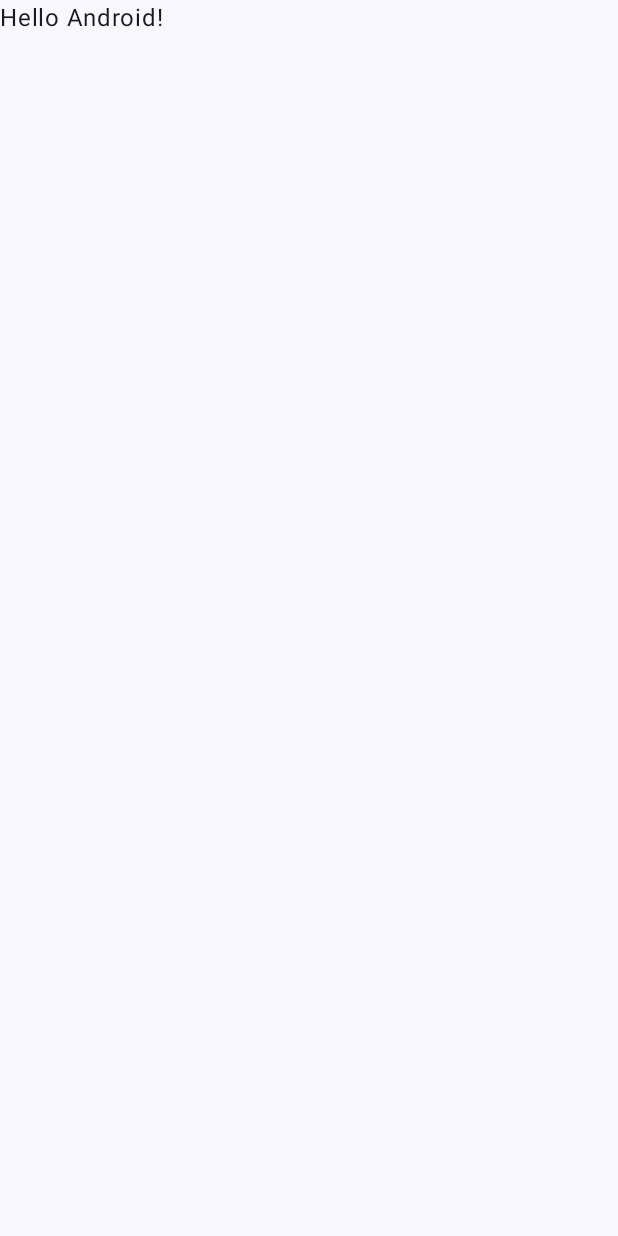
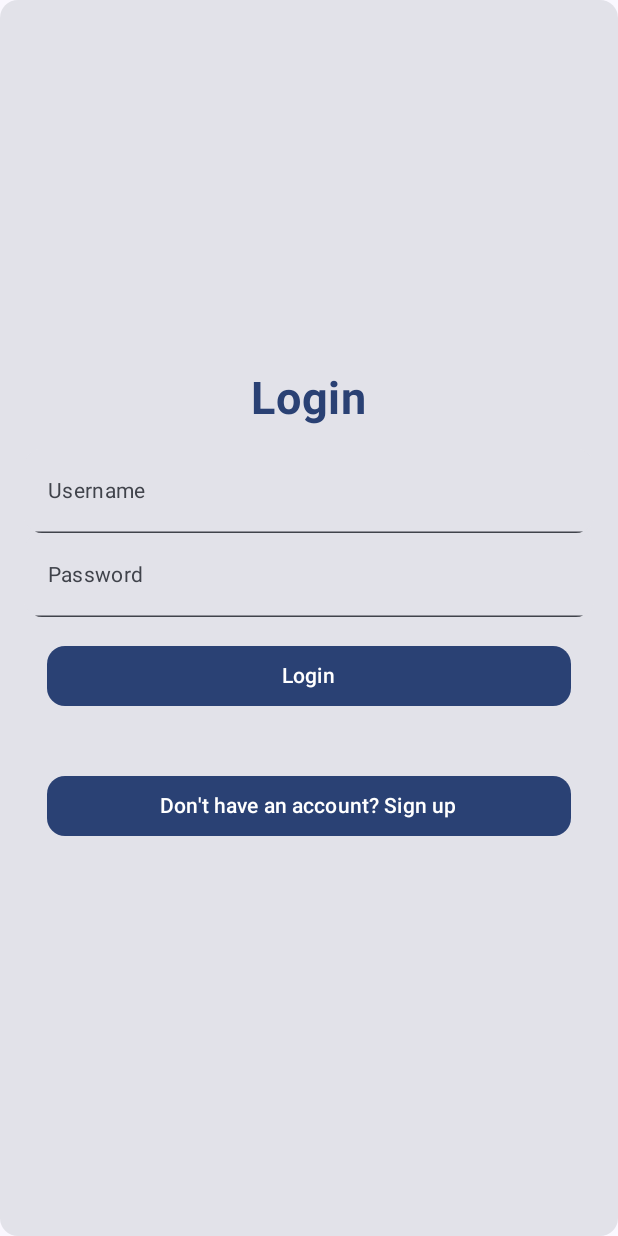
Before and after one commit to yigitozman/WalletEase, an Android app built with Jetpack Compose: the screen it shows after launch (MainActivity), on a phone screen of 412 x 824 dp. Before the commit the screen is almost empty. Run offline under Robolectric (Android 15) with nearby library versions, the phone set to English and light mode, and no system bars; our stand-ins replace Room's generated code.

Commit message:
Added Login and SignUp Screens with local db for now.

```diff
--- a/app/build.gradle.kts
+++ b/app/build.gradle.kts
@@ -1,6 +1,7 @@
 plugins {
     alias(libs.plugins.android.application)
     alias(libs.plugins.jetbrains.kotlin.android)
+    id("kotlin-kapt")
 }
 
 android {
@@ -59,6 +60,10 @@ dependencies {
     implementation(libs.androidx.ui.graphics)
     implementation(libs.androidx.ui.tooling.preview)
     implementation(libs.androidx.material3)
+    implementation(libs.androidx.room.common)
+    implementation(libs.androidx.room.ktx)
+    implementation(libs.androidx.navigation.runtime.ktx)
+    implementation(libs.androidx.navigation.compose)
     testImplementation(libs.junit)
     androidTestImplementation(libs.androidx.junit)
     androidTestImplementation(libs.androidx.espresso.core)
@@ -66,4 +71,5 @@ dependencies {
     androidTestImplementation(libs.androidx.ui.test.junit4)
     debugImplementation(libs.androidx.ui.tooling)
     debugImplementation(libs.androidx.ui.test.manifest)
+    kapt("androidx.room:room-compiler:2.6.1")
 }
--- a/app/src/main/java/com/example/walletease/MainActivity.kt
+++ b/app/src/main/java/com/example/walletease/MainActivity.kt
@@ -6,24 +6,48 @@ import androidx.activity.compose.setContent
 import androidx.activity.enableEdgeToEdge
 import androidx.compose.foundation.layout.fillMaxSize
 import androidx.compose.foundation.layout.padding
+import androidx.compose.material3.MaterialTheme
 import androidx.compose.material3.Scaffold
+import androidx.compose.material3.Surface
 import androidx.compose.material3.Text
 import androidx.compose.runtime.Composable
 import androidx.compose.ui.Modifier
 import androidx.compose.ui.tooling.preview.Preview
+import androidx.lifecycle.viewmodel.compose.viewModel
+import androidx.navigation.NavType
+import androidx.navigation.compose.NavHost
+import androidx.navigation.compose.composable
+import androidx.navigation.compose.rememberNavController
+import androidx.navigation.navArgument
+import androidx.room.Room
+import androidx.room.Room.databaseBuilder
+import com.example.walletease.database.AppDatabase
+import com.example.walletease.screens.HomeScreen
+import com.example.walletease.screens.LoginScreen
+import com.example.walletease.screens.SignUpScreen
 import com.example.walletease.ui.theme.WalletEaseTheme
+import com.example.walletease.viewmodels.AuthViewModel
+import com.example.walletease.viewmodels.SharedViewModel
 
 class MainActivity : ComponentActivity() {
     override fun onCreate(savedInstanceState: Bundle?) {
         super.onCreate(savedInstanceState)
         enableEdgeToEdge()
+        val database = databaseBuilder(
+            applicationContext,
+            AppDatabase::class.java, "app-database"
+        ).build()
+
+        val userDao = database.userDao()
+        val authViewModel = AuthViewModel(userDao)
+
         setContent {
             WalletEaseTheme {
-                Scaffold(modifier = Modifier.fillMaxSize()) { innerPadding ->
-                    Greeting(
-                        name = "Android",
-                        modifier = Modifier.padding(innerPadding)
-                    )
+                val sharedViewModel: SharedViewModel = viewModel()
+                Surface(
+                    modifier = Modifier.fillMaxSize(),
+                    color = MaterialTheme.colorScheme.background) {
+                    MyApp(authViewModel, sharedViewModel)
                 }
             }
         }
@@ -31,13 +55,26 @@ class MainActivity : ComponentActivity() {
 }
 
 @Composable
-fun Greeting(name: String, modifier: Modifier = Modifier) {
-    Text(
-        text = "Hello $name!",
-        modifier = modifier
-    )
+fun MyApp(authViewModel: AuthViewModel, sharedViewModel: SharedViewModel) {
+    val navController = rememberNavController()
+
+    NavHost(
+        navController = navController,
+        startDestination = "login_screen"
+    ) {
+        composable("login_screen") {
+            LoginScreen(navController, authViewModel, sharedViewModel)
+        }
+        composable("signup_screen") {
+            SignUpScreen(navController, authViewModel, sharedViewModel)
+        }
+        composable("home_screen") {
+            HomeScreen()
+        }
+    }
 }
 
+/*
 @Preview(showBackground = true)
 @Composable
 fun GreetingPreview() {
@@ -45,3 +82,4 @@ fun GreetingPreview() {
         Greeting("Android")
     }
 }
+*/
--- /dev/null
+++ b/app/src/main/java/com/example/walletease/database/AppDatabase.kt
@@ -0,0 +1,10 @@
+package com.example.walletease.database
+
+import androidx.room.Database
+import androidx.room.RoomDatabase
+import com.example.walletease.dataclasses.User
+
+@Database(entities = [User::class], version = 1, exportSchema = false)
+abstract class AppDatabase : RoomDatabase() {
+    abstract fun userDao(): UserDao
+}
--- /dev/null
+++ b/app/src/main/java/com/example/walletease/database/UserDao.kt
@@ -0,0 +1,18 @@
+package com.example.walletease.database
+
+import androidx.room.Dao
+import androidx.room.Insert
+import androidx.room.Query
+import com.example.walletease.dataclasses.User
+
+@Dao
+interface UserDao {
+    @Query("SELECT * FROM users WHERE username = :username AND password = :password")
+    fun login(username: String, password: String): User?
+
+    @Query("SELECT * FROM users WHERE username = :username OR password = :password")
+    suspend fun findUser(username: String, password: String): User?
+
+    @Insert
+    fun signUp(user: User)
+}
--- /dev/null
+++ b/app/src/main/java/com/example/walletease/screens/LoginScreen.kt
@@ -0,0 +1,194 @@
+package com.example.walletease.screens
+
+import androidx.compose.foundation.background
+import androidx.compose.foundation.layout.Arrangement
+import androidx.compose.foundation.layout.Box
+import androidx.compose.foundation.layout.Column
+import androidx.compose.foundation.layout.PaddingValues
+import androidx.compose.foundation.layout.Spacer
+import androidx.compose.foundation.layout.fillMaxSize
+import androidx.compose.foundation.layout.fillMaxWidth
+import androidx.compose.foundation.layout.height
+import androidx.compose.foundation.layout.padding
+import androidx.compose.foundation.text.KeyboardActions
+import androidx.compose.foundation.text.KeyboardOptions
+import androidx.compose.material3.AlertDialog
+import androidx.compose.material3.Button
+import androidx.compose.material3.ButtonDefaults
+import androidx.compose.material3.Card
+import androidx.compose.material3.ExperimentalMaterial3Api
+import androidx.compose.material3.MaterialTheme
+import androidx.compose.material3.OutlinedTextField
+import androidx.compose.material3.Snackbar
+import androidx.compose.material3.Surface
+import androidx.compose.material3.Text
+import androidx.compose.material3.TextField
+import androidx.compose.material3.TextFieldDefaults
+import androidx.compose.runtime.Composable
+import androidx.compose.runtime.DisposableEffect
+import androidx.compose.runtime.collectAsState
+import androidx.compose.runtime.getValue
+import androidx.compose.runtime.mutableStateOf
+import androidx.compose.runtime.remember
+import androidx.compose.runtime.setValue
+import androidx.compose.ui.Alignment
+import androidx.compose.ui.Modifier
+import androidx.compose.ui.draw.clip
+import androidx.compose.ui.focus.FocusRequester
+import androidx.compose.ui.focus.focusRequester
+import androidx.compose.ui.graphics.Color
+import androidx.compose.ui.text.font.FontWeight
+import androidx.compose.ui.text.input.ImeAction
+import androidx.compose.ui.text.input.PasswordVisualTransformation
+import androidx.compose.ui.unit.dp
+import androidx.compose.ui.unit.sp
+import androidx.lifecycle.viewModelScope
+import androidx.navigation.NavController
+import com.example.walletease.viewmodels.AuthViewModel
+import com.example.walletease.viewmodels.SharedViewModel
+import kotlinx.coroutines.launch
+
+@Composable
+fun LoginScreen(navController: NavController, authViewModel: AuthViewModel, sharedViewModel: SharedViewModel) {
+    MaterialTheme {
+        val colors = MaterialTheme.colorScheme
+
+        var username by remember { mutableStateOf("") }
+        var password by remember { mutableStateOf("") }
+        val focusRequesterPassword = FocusRequester()
+        var showError by remember { mutableStateOf(false) }
+
+        val successMessage = sharedViewModel.successMessage.collectAsState().value
+
+        DisposableEffect(username, password) {
+            onDispose {
+                sharedViewModel.setSuccessMessage("")
+            }
+        }
+
+        if (successMessage?.isNotEmpty() == true) {
+            AlertDialog(
+                onDismissRequest = {
+                    sharedViewModel.setSuccessMessage("")
+                },
+                title = {
+                    Text(text = "Success")
+                },
+                text = {
+                    Text(text = successMessage)
+                },
+                confirmButton = {
+                    Button(
+                        onClick = {
+                            sharedViewModel.setSuccessMessage("")
+                        }
+                    ) {
+                        Text("OK")
+                    }
+                }
+            )
+        }
+
+        Card(
+            modifier = Modifier.fillMaxSize()
+        ) {
+            Column(
+                modifier = Modifier
+                    .fillMaxSize()
+                    .padding(horizontal = 16.dp),
+                verticalArrangement = Arrangement.Center,
+                horizontalAlignment = Alignment.CenterHorizontally
+            ) {
+                // Login Title with Material Theming
+                Text(
+                    text = "Login",
+                    fontSize = 30.sp,
+                    fontWeight = FontWeight.Bold,
+                    color = colors.primary
+                )
+                Spacer(modifier = Modifier.height(15.dp))
+
+                // Username Field with rounded corners and filled background
+                TextField(
+                    value = username,
+                    onValueChange = { username = it },
+                    keyboardOptions = KeyboardOptions.Default.copy(
+                        imeAction = ImeAction.Next
+                    ),
+                    keyboardActions = KeyboardActions(
+                        onNext = {
+                            focusRequesterPassword.requestFocus()
+                        }
+                    ),
+                    label = { Text("Username", style = MaterialTheme.typography.bodyMedium) },
+                    shape = MaterialTheme.shapes.medium,
+                    modifier = Modifier
+                        .fillMaxWidth(),
+                    textStyle = MaterialTheme.typography.bodyLarge
+                )
+
+                // Password Field with rounded corners and filled background
+                TextField(
+                    value = password,
+                    onValueChange = { password = it },
+                    keyboardOptions = KeyboardOptions.Default.copy(
+                        imeAction = ImeAction.Done
+                    ),
+                    label = { Text("Password", style = MaterialTheme.typography.bodyMedium) },
+                    shape = MaterialTheme.shapes.medium,
+                    modifier = Modifier
+                        .fillMaxWidth()
+                        .focusRequester(focusRequesterPassword),
+                    visualTransformation = PasswordVisualTransformation(),
+                    textStyle = MaterialTheme.typography.bodyLarge
+                )
+
+                if (showError) {
+                    Text(
+                        text = "Username or Password is wrong. Try again.",
+                        color = colors.error
+                    )
+                }
+
+                // Login Button with Material Theming
+                Button(
+                    onClick = {
+                        authViewModel.viewModelScope.launch {
+                            val user = authViewModel.login(username, password)
+                            if (user != null) {
+                                authViewModel.setUser(user)
+                                navController.navigate("home_screen")
+                            } else {
+                                showError = true
+                            }
+                        }
+                    },
+                    modifier = Modifier
+                        .fillMaxWidth()
+                        .padding(15.dp),
+                    colors = ButtonDefaults.buttonColors(containerColor = colors.primary),
+                    shape = MaterialTheme.shapes.medium
+                ) {
+                    Text("Login", color = colors.onPrimary)
+                }
+
+
+                Spacer(modifier = Modifier.height(8.dp))
+
+                // Sign Up Button with Material Theming
+                Button(
+                    onClick = {
+                        navController.navigate("signup_screen")
+                    },
+                    modifier = Modifier
+                        .fillMaxWidth()
+                        .padding(15.dp),
+                    colors = ButtonDefaults.buttonColors(containerColor = colors.primary),
+                    shape = MaterialTheme.shapes.medium
+                ) {
+                    Text("Don't have an account? Sign up", color = colors.onPrimary)
+                }
+            }
+        }
+    }
+}
--- /dev/null
+++ b/app/src/main/java/com/example/walletease/viewmodels/SharedViewModel.kt
@@ -0,0 +1,14 @@
+package com.example.walletease.viewmodels
+
+import androidx.lifecycle.ViewModel
+import kotlinx.coroutines.flow.MutableStateFlow
+import kotlinx.coroutines.flow.StateFlow
+
+class SharedViewModel : ViewModel() {
+    private val _successMessage = MutableStateFlow<String?>(null)
+    val successMessage: StateFlow<String?> = _successMessage
+
+    fun setSuccessMessage(message: String) {
+        _successMessage.value = message
+    }
+}
```
Also changed, not shown: app/src/main/java/com/example/walletease/dataclasses/UserDataClass.kt (added, +12 -0 lines), app/src/main/java/com/example/walletease/screens/HomeScreen.kt (added, +12 -0 lines), app/src/main/java/com/example/walletease/screens/SignupScreen.kt (added, +174 -0 lines), app/src/main/java/com/example/walletease/viewmodels/AuthViewModel.kt (added, +35 -0 lines), gradle/libs.versions.toml (+11 -2 lines).
